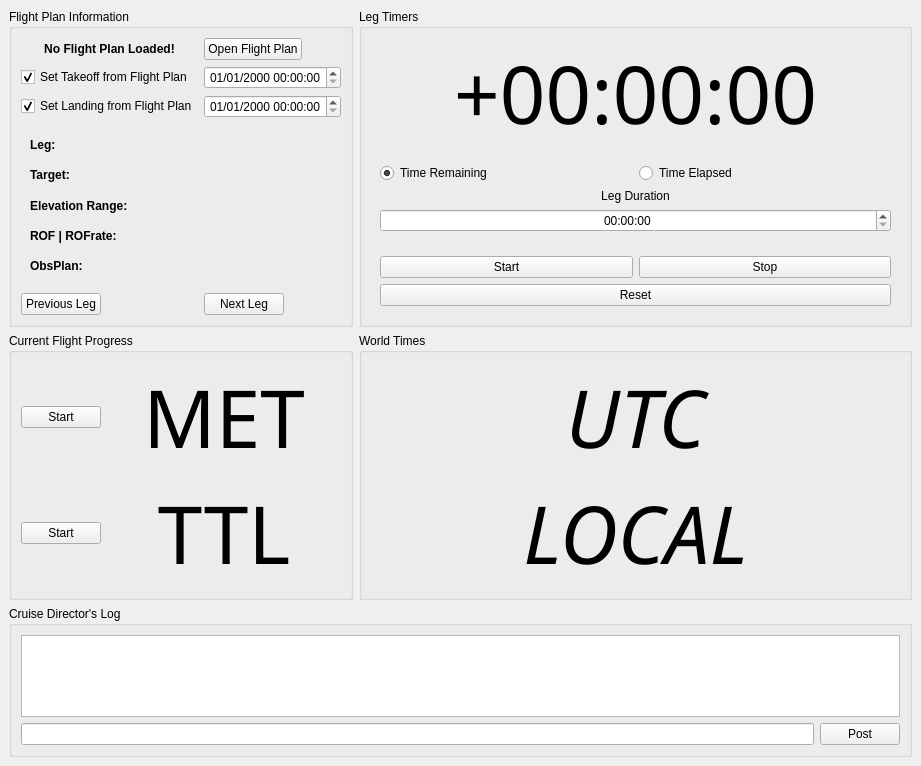
The window that SOFIACruiseDirectorPanel.ui (astrobokonon/SOFIACruiseTools) describes before a commit, drawn with Qt 5.
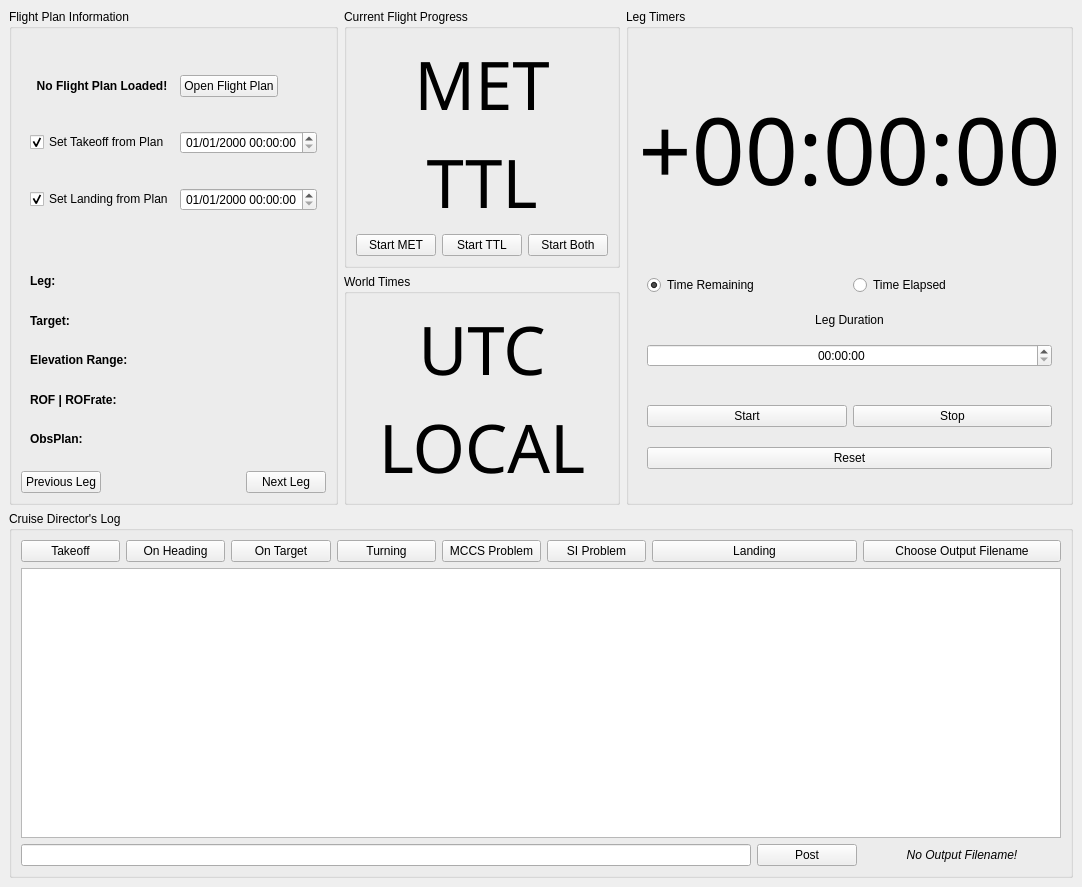
The same window after the commit.

Commit message: Woo hoo!  I think I'm done the alpha version and ready for flight testing to see how it goes and what I want to change.

```diff
--- a/SOFIACruiseDirectorPanel.ui
+++ b/SOFIACruiseDirectorPanel.ui
@@ -6,8 +6,8 @@
    <rect>
     <x>0</x>
     <y>0</y>
-    <width>921</width>
-    <height>766</height>
+    <width>1002</width>
+    <height>887</height>
    </rect>
   </property>
   <property name="windowTitle">
@@ -15,353 +15,7 @@
   </property>
   <widget class="QWidget" name="centralwidget">
    <layout class="QGridLayout" name="gridLayout">
-    <item row="0" column="0" rowspan="3">
-     <widget class="QGroupBox" name="LegInformation">
-      <property name="title">
-       <string>Flight Plan Information</string>
-      </property>
-      <layout class="QGridLayout" name="gridLayout_4">
-       <item row="0" column="1">
-        <widget class="QPushButton" name="flightplan_openfile">
-         <property name="sizePolicy">
-          <sizepolicy hsizetype="Fixed" vsizetype="Fixed">
-           <horstretch>0</horstretch>
-           <verstretch>0</verstretch>
-          </sizepolicy>
-         </property>
-         <property name="text">
-          <string>Open Flight Plan</string>
-         </property>
-         <property name="shortcut">
-          <string>Ctrl+O</string>
-         </property>
-         <property name="autoDefault">
-          <bool>true</bool>
-         </property>
-        </widget>
-       </item>
-       <item row="2" column="0">
-        <widget class="QCheckBox" name="set_landingFP">
-         <property name="text">
-          <string>Set Landing from Flight Plan</string>
-         </property>
-         <property name="checked">
-          <bool>true</bool>
-         </property>
-        </widget>
-       </item>
-       <item row="3" column="0" colspan="2">
-        <widget class="QWidget" name="leg_details" native="true">
-         <layout class="QGridLayout" name="gridLayout_6">
-          <item row="2" column="0">
-           <widget class="QLabel" name="txt_target">
-            <property name="enabled">
-             <bool>true</bool>
-            </property>
-            <property name="sizePolicy">
-             <sizepolicy hsizetype="Fixed" vsizetype="Preferred">
-              <horstretch>0</horstretch>
-              <verstretch>0</verstretch>
-             </sizepolicy>
-            </property>
-            <property name="font">
-             <font>
-              <weight>75</weight>
-              <bold>true</bold>
-             </font>
-            </property>
-            <property name="lineWidth">
-             <number>1</number>
-            </property>
-            <property name="text">
-             <string>Target:</string>
-            </property>
-            <property name="alignment">
-             <set>Qt::AlignLeading|Qt::AlignLeft|Qt::AlignVCenter</set>
-            </property>
-           </widget>
-          </item>
-          <item row="4" column="0">
-           <widget class="QLabel" name="txt_rof">
-            <property name="sizePolicy">
-             <sizepolicy hsizetype="Fixed" vsizetype="Preferred">
-              <horstretch>0</horstretch>
-              <verstretch>0</verstretch>
-             </sizepolicy>
-            </property>
-            <property name="font">
-             <font>
-              <weight>75</weight>
-              <bold>true</bold>
-             </font>
-            </property>
-            <property name="text">
-             <string>ROF | ROFrate:</string>
-            </property>
-            <property name="alignment">
-             <set>Qt::AlignLeading|Qt::AlignLeft|Qt::AlignVCenter</set>
-            </property>
-           </widget>
-          </item>
-          <item row="1" column="0">
-           <widget class="QLabel" name="txt_leg">
-            <property name="sizePolicy">
-             <sizepolicy hsizetype="Fixed" vsizetype="Preferred">
-              <horstretch>0</horstretch>
-              <verstretch>0</verstretch>
-             </sizepolicy>
-            </property>
-            <property name="font">
-             <font>
-              <weight>75</weight>
-              <bold>true</bold>
-             </font>
-            </property>
-            <property name="text">
-             <string>Leg:</string>
-            </property>
-            <property name="alignment">
-             <set>Qt::AlignLeading|Qt::AlignLeft|Qt::AlignVCenter</set>
-            </property>
-           </widget>
-          </item>
-          <item row="2" column="1">
-           <widget class="QLabel" name="leg_target">
-            <property name="text">
-             <string/>
-            </property>
-           </widget>
-          </item>
-          <item row="5" column="1">
-           <widget class="QLabel" name="leg_obsblock">
-            <property name="text">
-             <string/>
-            </property>
-           </widget>
-          </item>
-          <item row="3" column="1">
-           <widget class="QLabel" name="leg_elevation">
-            <property name="text">
-             <string/>
-            </property>
-           </widget>
-          </item>
-          <item row="4" column="1">
-           <widget class="QLabel" name="leg_rofrofrt">
-            <property name="text">
-             <string/>
-            </property>
-           </widget>
-          </item>
-          <item row="3" column="0">
-           <widget class="QLabel" name="txt_elevation">
-            <property name="sizePolicy">
-             <sizepolicy hsizetype="Fixed" vsizetype="Preferred">
-              <horstretch>0</horstretch>
-              <verstretch>0</verstretch>
-             </sizepolicy>
-            </property>
-            <property name="font">
-             <font>
-              <weight>75</weight>
-              <bold>true</bold>
-             </font>
-            </property>
-            <property name="text">
-             <string>Elevation Range:</string>
-            </property>
-            <property name="alignment">
-             <set>Qt::AlignLeading|Qt::AlignLeft|Qt::AlignVCenter</set>
-            </property>
-           </widget>
-          </item>
-          <item row="1" column="1">
-           <widget class="QLabel" name="leg_number">
-            <property name="text">
-             <string/>
-            </property>
-           </widget>
-          </item>
-          <item row="5" column="0">
-           <widget class="QLabel" name="txt_obsplan">
-            <property name="sizePolicy">
-             <sizepolicy hsizetype="Fixed" vsizetype="Preferred">
-              <horstretch>0</horstretch>
-              <verstretch>0</verstretch>
-             </sizepolicy>
-            </property>
-            <property name="font">
-             <font>
-              <weight>75</weight>
-              <bold>true</bold>
-             </font>
-            </property>
-            <property name="text">
-             <string>ObsPlan:</string>
-            </property>
-            <property name="alignment">
-             <set>Qt::AlignLeading|Qt::AlignLeft|Qt::AlignVCenter</set>
-            </property>
-           </widget>
-          </item>
-         </layout>
-        </widget>
-       </item>
-       <item row="0" column="0">
-        <widget class="QLabel" name="flightplan_filename">
-         <property name="font">
-          <font>
-           <weight>75</weight>
-           <bold>true</bold>
-          </font>
-         </property>
-         <property name="text">
-          <string>No Flight Plan Loaded!</string>
-         </property>
-         <property name="alignment">
-          <set>Qt::AlignCenter</set>
-         </property>
-        </widget>
-       </item>
-       <item row="2" column="1">
-        <widget class="QDateTimeEdit" name="landing_time">
-         <property name="alignment">
-          <set>Qt::AlignCenter</set>
-         </property>
-         <property name="displayFormat">
-          <string>MM/dd/yyyy HH:mm:ss</string>
-         </property>
-        </widget>
-       </item>
-       <item row="1" column="1">
-        <widget class="QDateTimeEdit" name="takeoff_time">
-         <property name="sizePolicy">
-          <sizepolicy hsizetype="Minimum" vsizetype="Fixed">
-           <horstretch>0</horstretch>
-           <verstretch>0</verstretch>
-          </sizepolicy>
-         </property>
-         <property name="alignment">
-          <set>Qt::AlignCenter</set>
-         </property>
-         <property name="displayFormat">
-          <string>MM/dd/yyyy HH:mm:ss</string>
-         </property>
-        </widget>
-       </item>
-       <item row="4" column="1">
-        <widget class="QPushButton" name="leg_next">
-         <property name="sizePolicy">
-          <sizepolicy hsizetype="Fixed" vsizetype="Fixed">
-           <horstretch>0</horstretch>
-           <verstretch>0</verstretch>
-          </sizepolicy>
-         </property>
-         <property name="text">
-          <string>Next Leg</string>
-         </property>
-         <property name="shortcut">
-          <string>&gt;, Ctrl+M</string>
-         </property>
-        </widget>
-       </item>
-       <item row="1" column="0">
-        <widget class="QCheckBox" name="set_takeoffFP">
-         <property name="text">
-          <string>Set Takeoff from Flight Plan</string>
-         </property>
-         <property name="checked">
-          <bool>true</bool>
-         </property>
-        </widget>
-       </item>
-       <item row="4" column="0">
-        <widget class="QPushButton" name="leg_previous">
-         <property name="sizePolicy">
-          <sizepolicy hsizetype="Fixed" vsizetype="Fixed">
-           <horstretch>0</horstretch>
-           <verstretch>0</verstretch>
-          </sizepolicy>
-         </property>
-         <property name="text">
-          <string>Previous Leg</string>
-         </property>
-         <property name="shortcut">
-          <string>&lt;, Ctrl+N</string>
-         </property>
-        </widget>
-       </item>
-      </layout>
-     </widget>
-    </item>
-    <item row="3" column="0">
-     <widget class="QGroupBox" name="groupBox">
-      <property name="title">
-       <string>Current Flight Progress</string>
-      </property>
-      <layout class="QGridLayout" name="gridLayout_7">
-       <item row="1" column="0">
-        <widget class="QPushButton" name="set_landing_time">
-         <property name="text">
-          <string>Start</string>
-         </property>
-         <property name="checkable">
-          <bool>false</bool>
-         </property>
-         <property name="flat">
-          <bool>false</bool>
-         </property>
-        </widget>
-       </item>
-       <item row="1" column="1">
-        <widget class="QLabel" name="txt_ttl">
-         <property name="font">
-          <font>
-           <family>Digital-7</family>
-           <pointsize>60</pointsize>
-          </font>
-         </property>
-         <property name="text">
-          <string>TTL</string>
-         </property>
-         <property name="alignment">
-          <set>Qt::AlignCenter</set>
-         </property>
-        </widget>
-       </item>
-       <item row="0" column="0">
-        <widget class="QPushButton" name="set_takeoff_time">
-         <property name="sizePolicy">
-          <sizepolicy hsizetype="Fixed" vsizetype="Fixed">
-           <horstretch>0</horstretch>
-           <verstretch>0</verstretch>
-          </sizepolicy>
-         </property>
-         <property name="text">
-          <string>Start</string>
-         </property>
-        </widget>
-       </item>
-       <item row="0" column="1">
-        <widget class="QLabel" name="txt_met">
-         <property name="font">
-          <font>
-           <family>Digital-7</family>
-           <pointsize>60</pointsize>
-          </font>
-         </property>
-         <property name="text">
-          <string>MET</string>
-         </property>
-         <property name="alignment">
-          <set>Qt::AlignCenter</set>
-         </property>
-        </widget>
-       </item>
-      </layout>
-     </widget>
-    </item>
-    <item row="0" column="1" rowspan="3" colspan="3">
+    <item row="0" column="3" rowspan="2" colspan="2">
      <widget class="QGroupBox" name="LegTimers">
       <property name="title">
        <string>Leg Timers</string>
@@ -482,7 +136,7 @@
          <property name="font">
           <font>
            <family>Digital-7</family>
-           <pointsize>60</pointsize>
+           <pointsize>70</pointsize>
           </font>
          </property>
          <property name="text">
@@ -496,7 +150,399 @@
       </layout>
      </widget>
     </item>
-    <item row="3" column="1" colspan="3">
+    <item row="0" column="0" rowspan="2" colspan="2">
+     <widget class="QGroupBox" name="LegInformation">
+      <property name="title">
+       <string>Flight Plan Information</string>
+      </property>
+      <layout class="QGridLayout" name="gridLayout_4">
+       <item row="2" column="2">
+        <widget class="QPushButton" name="leg_next">
+         <property name="sizePolicy">
+          <sizepolicy hsizetype="Fixed" vsizetype="Fixed">
+           <horstretch>0</horstretch>
+           <verstretch>0</verstretch>
+          </sizepolicy>
+         </property>
+         <property name="text">
+          <string>Next Leg</string>
+         </property>
+         <property name="shortcut">
+          <string>&gt;, Ctrl+M</string>
+         </property>
+        </widget>
+       </item>
+       <item row="2" column="0">
+        <widget class="QPushButton" name="leg_previous">
+         <property name="sizePolicy">
+          <sizepolicy hsizetype="Fixed" vsizetype="Fixed">
+           <horstretch>0</horstretch>
+           <verstretch>0</verstretch>
+          </sizepolicy>
+         </property>
+         <property name="text">
+          <string>Previous Leg</string>
+         </property>
+         <property name="shortcut">
+          <string>&lt;, Ctrl+N</string>
+         </property>
+        </widget>
+       </item>
+       <item row="0" column="0" colspan="3">
+        <widget class="QWidget" name="widget_3" native="true">
+         <property name="sizePolicy">
+          <sizepolicy hsizetype="Preferred" vsizetype="Minimum">
+           <horstretch>0</horstretch>
+           <verstretch>0</verstretch>
+          </sizepolicy>
+         </property>
+         <layout class="QGridLayout">
+          <item row="2" column="1">
+           <widget class="QDateTimeEdit" name="landing_time">
+            <property name="alignment">
+             <set>Qt::AlignCenter</set>
+            </property>
+            <property name="displayFormat">
+             <string>MM/dd/yyyy HH:mm:ss</string>
+            </property>
+           </widget>
+          </item>
+          <item row="2" column="0">
+           <widget class="QCheckBox" name="set_landingFP">
+            <property name="text">
+             <string>Set Landing from Plan</string>
+            </property>
+            <property name="checked">
+             <bool>true</bool>
+            </property>
+           </widget>
+          </item>
+          <item row="1" column="0">
+           <widget class="QCheckBox" name="set_takeoffFP">
+            <property name="text">
+             <string>Set Takeoff from Plan</string>
+            </property>
+            <property name="checked">
+             <bool>true</bool>
+            </property>
+           </widget>
+          </item>
+          <item row="1" column="1">
+           <widget class="QDateTimeEdit" name="takeoff_time">
+            <property name="sizePolicy">
+             <sizepolicy hsizetype="Minimum" vsizetype="Fixed">
+              <horstretch>0</horstretch>
+              <verstretch>0</verstretch>
+             </sizepolicy>
+            </property>
+            <property name="alignment">
+             <set>Qt::AlignCenter</set>
+            </property>
+            <property name="displayFormat">
+             <string>MM/dd/yyyy HH:mm:ss</string>
+            </property>
+           </widget>
+          </item>
+          <item row="0" column="0">
+           <widget class="QLabel" name="flightplan_filename">
+            <property name="font">
+             <font>
+              <weight>75</weight>
+              <bold>true</bold>
+             </font>
+            </property>
+            <property name="text">
+             <string>No Flight Plan Loaded!</string>
+            </property>
+            <property name="alignment">
+             <set>Qt::AlignCenter</set>
+            </property>
+           </widget>
+          </item>
+          <item row="0" column="1">
+           <widget class="QPushButton" name="flightplan_openfile">
+            <property name="sizePolicy">
+             <sizepolicy hsizetype="Fixed" vsizetype="Fixed">
+              <horstretch>0</horstretch>
+              <verstretch>0</verstretch>
+             </sizepolicy>
+            </property>
+            <property name="text">
+             <string>Open Flight Plan</string>
+            </property>
+            <property name="shortcut">
+             <string>Ctrl+O</string>
+            </property>
+            <property name="autoDefault">
+             <bool>true</bool>
+            </property>
+           </widget>
+          </item>
+         </layout>
+        </widget>
+       </item>
+       <item row="1" column="0" colspan="3">
+        <widget class="QWidget" name="leg_details" native="true">
+         <layout class="QGridLayout" name="gridLayout_6">
+          <item row="3" column="0">
+           <widget class="QLabel" name="txt_elevation">
+            <property name="sizePolicy">
+             <sizepolicy hsizetype="Fixed" vsizetype="Preferred">
+              <horstretch>0</horstretch>
+              <verstretch>0</verstretch>
+             </sizepolicy>
+            </property>
+            <property name="font">
+             <font>
+              <weight>75</weight>
+              <bold>true</bold>
+             </font>
+            </property>
+            <property name="text">
+             <string>Elevation Range:</string>
+            </property>
+            <property name="alignment">
+             <set>Qt::AlignLeading|Qt::AlignLeft|Qt::AlignVCenter</set>
+            </property>
+           </widget>
+          </item>
+          <item row="4" column="1">
+           <widget class="QLabel" name="leg_rofrofrt">
+            <property name="text">
+             <string/>
+            </property>
+            <property name="textInteractionFlags">
+             <set>Qt::LinksAccessibleByMouse|Qt::TextSelectableByKeyboard|Qt::TextSelectableByMouse</set>
+            </property>
+           </widget>
+          </item>
+          <item row="3" column="1">
+           <widget class="QLabel" name="leg_elevation">
+            <property name="text">
+             <string/>
+            </property>
+            <property name="textInteractionFlags">
+             <set>Qt::LinksAccessibleByMouse|Qt::TextSelectableByKeyboard|Qt::TextSelectableByMouse</set>
+            </property>
+           </widget>
+          </item>
+          <item row="5" column="1">
+           <widget class="QLabel" name="leg_obsblock">
+            <property name="text">
+             <string/>
+            </property>
+            <property name="textInteractionFlags">
+             <set>Qt::LinksAccessibleByMouse|Qt::TextSelectableByKeyboard|Qt::TextSelectableByMouse</set>
+            </property>
+           </widget>
+          </item>
+          <item row="1" column="0">
+           <widget class="QLabel" name="txt_leg">
+            <property name="sizePolicy">
+             <sizepolicy hsizetype="Fixed" vsizetype="Preferred">
+              <horstretch>0</horstretch>
+              <verstretch>0</verstretch>
+             </sizepolicy>
+            </property>
+            <property name="font">
+             <font>
+              <weight>75</weight>
+              <bold>true</bold>
+             </font>
+            </property>
+            <property name="text">
+             <string>Leg:</string>
+            </property>
+            <property name="alignment">
+             <set>Qt::AlignLeading|Qt::AlignLeft|Qt::AlignVCenter</set>
+            </property>
+           </widget>
+          </item>
+          <item row="4" column="0">
+           <widget class="QLabel" name="txt_rof">
+            <property name="sizePolicy">
+             <sizepolicy hsizetype="Fixed" vsizetype="Preferred">
+              <horstretch>0</horstretch>
+              <verstretch>0</verstretch>
+             </sizepolicy>
+            </property>
+            <property name="font">
+             <font>
+              <weight>75</weight>
+              <bold>true</bold>
+             </font>
+            </property>
+            <property name="text">
+             <string>ROF | ROFrate:</string>
+            </property>
+            <property name="alignment">
+             <set>Qt::AlignLeading|Qt::AlignLeft|Qt::AlignVCenter</set>
+            </property>
+           </widget>
+          </item>
+          <item row="1" column="1">
+           <widget class="QLabel" name="leg_number">
+            <property name="text">
+             <string/>
+            </property>
+            <property name="textInteractionFlags">
+             <set>Qt::LinksAccessibleByMouse|Qt::TextSelectableByKeyboard|Qt::TextSelectableByMouse</set>
+            </property>
+           </widget>
+          </item>
+          <item row="5" column="0">
+           <widget class="QLabel" name="txt_obsplan">
+            <property name="sizePolicy">
+             <sizepolicy hsizetype="Fixed" vsizetype="Preferred">
+              <horstretch>0</horstretch>
+              <verstretch>0</verstretch>
+             </sizepolicy>
+            </property>
+            <property name="font">
+             <font>
+              <weight>75</weight>
+              <bold>true</bold>
+             </font>
+            </property>
+            <property name="text">
+             <string>ObsPlan:</string>
+            </property>
+            <property name="alignment">
+             <set>Qt::AlignLeading|Qt::AlignLeft|Qt::AlignVCenter</set>
+            </property>
+           </widget>
+          </item>
+          <item row="2" column="1">
+           <widget class="QLabel" name="leg_target">
+            <property name="text">
+             <string/>
+            </property>
+            <property name="textInteractionFlags">
+             <set>Qt::LinksAccessibleByMouse|Qt::TextSelectableByKeyboard|Qt::TextSelectableByMouse</set>
+            </property>
+           </widget>
+          </item>
+          <item row="2" column="0">
+           <widget class="QLabel" name="txt_target">
+            <property name="enabled">
+             <bool>true</bool>
+            </property>
+            <property name="sizePolicy">
+             <sizepolicy hsizetype="Fixed" vsizetype="Preferred">
+              <horstretch>0</horstretch>
+              <verstretch>0</verstretch>
+             </sizepolicy>
+            </property>
+            <property name="font">
+             <font>
+              <weight>75</weight>
+              <bold>true</bold>
+             </font>
+            </property>
+            <property name="lineWidth">
+             <number>1</number>
+            </property>
+            <property name="text">
+             <string>Target:</string>
+            </property>
+            <property name="alignment">
+             <set>Qt::AlignLeading|Qt::AlignLeft|Qt::AlignVCenter</set>
+            </property>
+           </widget>
+          </item>
+         </layout>
+        </widget>
+       </item>
+      </layout>
+     </widget>
+    </item>
+    <item row="0" column="2">
+     <widget class="QGroupBox" name="groupBox">
+      <property name="title">
+       <string>Current Flight Progress</string>
+      </property>
+      <layout class="QGridLayout" name="gridLayout_7">
+       <item row="2" column="0">
+        <widget class="QPushButton" name="set_takeoff_time">
+         <property name="sizePolicy">
+          <sizepolicy hsizetype="Fixed" vsizetype="Fixed">
+           <horstretch>0</horstretch>
+           <verstretch>0</verstretch>
+          </sizepolicy>
+         </property>
+         <property name="text">
+          <string>Start MET</string>
+         </property>
+        </widget>
+       </item>
+       <item row="2" column="1">
+        <widget class="QPushButton" name="set_landing_time">
+         <property name="sizePolicy">
+          <sizepolicy hsizetype="Fixed" vsizetype="Fixed">
+           <horstretch>0</horstretch>
+           <verstretch>0</verstretch>
+          </sizepolicy>
+         </property>
+         <property name="text">
+          <string>Start TTL</string>
+         </property>
+         <property name="checkable">
+          <bool>false</bool>
+         </property>
+         <property name="flat">
+          <bool>false</bool>
+         </property>
+        </widget>
+       </item>
+       <item row="2" column="2">
+        <widget class="QPushButton" name="set_takeofflanding">
+         <property name="sizePolicy">
+          <sizepolicy hsizetype="Fixed" vsizetype="Fixed">
+           <horstretch>0</horstretch>
+           <verstretch>0</verstretch>
+          </sizepolicy>
+         </property>
+         <property name="text">
+          <string>Start Both</string>
+         </property>
+        </widget>
+       </item>
+       <item row="1" column="0" colspan="3">
+        <widget class="QLabel" name="txt_ttl">
+         <property name="font">
+          <font>
+           <family>Digital-7</family>
+           <pointsize>50</pointsize>
+          </font>
+         </property>
+         <property name="text">
+          <string>TTL</string>
+         </property>
+         <property name="alignment">
+          <set>Qt::AlignCenter</set>
+         </property>
+        </widget>
+       </item>
+       <item row="0" column="0" colspan="3">
+        <widget class="QLabel" name="txt_met">
+         <property name="font">
+          <font>
+           <family>Digital-7</family>
+           <pointsize>50</pointsize>
+          </font>
+         </property>
+         <property name="text">
+          <string>MET</string>
+         </property>
+         <property name="alignment">
+          <set>Qt::AlignCenter</set>
+         </property>
+        </widget>
+       </item>
+      </layout>
+     </widget>
+    </item>
+    <item row="1" column="2">
      <widget class="QGroupBox" name="TimesWorld">
       <property name="title">
        <string>World Times</string>
@@ -507,8 +553,7 @@
          <property name="font">
           <font>
            <family>Digital-7</family>
-           <pointsize>60</pointsize>
-           <italic>true</italic>
+           <pointsize>50</pointsize>
           </font>
          </property>
          <property name="text">
@@ -524,8 +569,7 @@
          <property name="font">
           <font>
            <family>Digital-7</family>
-           <pointsize>60</pointsize>
-           <italic>true</italic>
+           <pointsize>50</pointsize>
           </font>
          </property>
          <property name="text">
@@ -539,16 +583,55 @@
       </layout>
      </widget>
     </item>
-    <item row="4" column="0" colspan="4">
+    <item row="2" column="0" rowspan="3" colspan="5">
      <widget class="QGroupBox" name="Log">
       <property name="title">
        <string>Cruise Director's Log</string>
       </property>
       <layout class="QGridLayout" name="gridLayout_3">
-       <item row="3" column="0">
-        <widget class="QLineEdit" name="log_inputline"/>
+       <item row="0" column="1">
+        <widget class="QPushButton" name="log_quick_onheading">
+         <property name="text">
+          <string>On Heading</string>
+         </property>
+        </widget>
        </item>
-       <item row="0" column="0" colspan="4">
+       <item row="0" column="5">
+        <widget class="QPushButton" name="log_quick_faultsi">
+         <property name="text">
+          <string>SI Problem</string>
+         </property>
+        </widget>
+       </item>
+       <item row="0" column="0">
+        <widget class="QPushButton" name="log_quick_takeoff">
+         <property name="text">
+          <string>Takeoff</string>
+         </property>
+        </widget>
+       </item>
+       <item row="0" column="3">
+        <widget class="QPushButton" name="log_quick_turning">
+         <property name="text">
+          <string>Turning</string>
+         </property>
+        </widget>
+       </item>
+       <item row="0" column="4">
+        <widget class="QPushButton" name="log_quick_faultmccs">
+         <property name="text">
+          <string>MCCS Problem</string>
+         </property>
+        </widget>
+       </item>
+       <item row="0" column="2">
+        <widget class="QPushButton" name="log_quick_ontarget">
+         <property name="text">
+          <string>On Target</string>
+         </property>
+        </widget>
+       </item>
+       <item row="1" column="0" colspan="10">
         <widget class="QTextEdit" name="log_display">
          <property name="sizePolicy">
           <sizepolicy hsizetype="Expanding" vsizetype="Preferred">
@@ -568,7 +651,24 @@
          </property>
         </widget>
        </item>
-       <item row="3" column="1" colspan="3">
+       <item row="0" column="8" colspan="2">
+        <widget class="QPushButton" name="log_save">
+         <property name="text">
+          <string>Choose Output Filename</string>
+         </property>
+        </widget>
+       </item>
+       <item row="0" column="6" colspan="2">
+        <widget class="QPushButton" name="log_quick_landing">
+         <property name="text">
+          <string>Landing</string>
+         </property>
+        </widget>
+       </item>
+       <item row="2" column="0" colspan="7">
+        <widget class="QLineEdit" name="log_inputline"/>
+       </item>
+       <item row="2" column="7">
         <widget class="QPushButton" name="log_post">
          <property name="sizePolicy">
           <sizepolicy hsizetype="Minimum" vsizetype="Fixed">
@@ -581,6 +681,24 @@
          </property>
         </widget>
        </item>
+       <item row="2" column="8" colspan="2">
+        <widget class="QLabel" name="txt_logoutputname">
+         <property name="font">
+          <font>
+           <italic>true</italic>
+          </font>
+         </property>
+         <property name="text">
+          <string>No Output Filename!</string>
+         </property>
+         <property name="alignment">
+          <set>Qt::AlignCenter</set>
+         </property>
+         <property name="textInteractionFlags">
+          <set>Qt::LinksAccessibleByMouse|Qt::TextSelectableByKeyboard|Qt::TextSelectableByMouse</set>
+         </property>
+        </widget>
+       </item>
       </layout>
      </widget>
     </item>
```
The commit also changes 3 other files.
